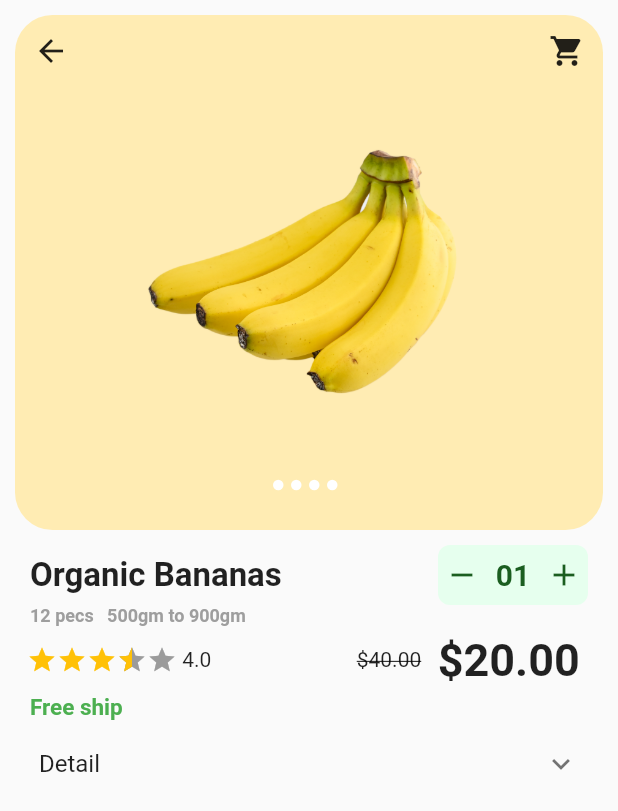
After one commit to CyberCadence/ecomerce_2, a Flutter app: the ProductDetailScreen screen opened directly, on a phone screen of 412 x 824 dp. The commit adds this screen. Shown: the top 811 px of the screen. Run offline on Flutter 3.47's test engine with Material 2 defaults, Android fonts, the phone set to English and light mode, and no system bars; drawn by our look-alikes of flutter_rating_bar; our stand-ins replace get, lottie.

Commit message:
productdetail,bottombar ashok

```diff
--- a/lib/View/authScreen/loginpage.dart
+++ b/lib/View/authScreen/loginpage.dart
@@ -1,9 +1,16 @@
+
+
 import 'package:ecomerce_2/View/authScreen/authwidgets/authtextfeild.dart';
+import 'package:ecomerce_2/View/mainScreen/mainscreen.dart';
+import 'package:ecomerce_2/View/productdetailscreen/productdetailscreen.dart';
 import 'package:flutter/material.dart';
+import 'package:get/get.dart';
 
 class LoginPage extends StatelessWidget {
-  LoginPage({Key? key}) : super(key: key);
+
+  LoginPage({Key? key,}) : super(key: key);
   bool value = true;
+
 
   @override
   Widget build(BuildContext context) {
@@ -47,7 +54,9 @@ class LoginPage extends StatelessWidget {
                 ],
               ),
             ),
-            Container(
+            InkWell(
+              onTap: (){Get.to(()=> MainScreen());},
+              child: Container(
                       margin: EdgeInsets.only(bottom: h/40,top: 25),
                       alignment: Alignment.center,
                       height: 42,
@@ -59,6 +68,7 @@ class LoginPage extends StatelessWidget {
                     fontSize: 20,
                     color: Colors.white,
                     fontWeight: FontWeight.bold)),
+                    ),
             )
           ],
         );
--- /dev/null
+++ b/lib/View/categoryScreen/categoryscreen.dart
@@ -0,0 +1,11 @@
+import 'package:flutter/material.dart';
+class CategoryScreen extends StatelessWidget {
+  const CategoryScreen({Key? key}) : super(key: key);
+
+  @override
+  Widget build(BuildContext context) {
+    return Container(
+      child: Text("data"),
+    );
+  }
+}
--- a/lib/View/favroteScreen/favscreen.dart
+++ b/lib/View/favroteScreen/favscreen.dart
@@ -0,0 +1,10 @@
+import 'package:flutter/material.dart';
+
+class FavScreen extends StatelessWidget {
+  const FavScreen({Key? key}) : super(key: key);
+
+  @override
+  Widget build(BuildContext context) {
+    return Container();
+  }
+}
--- a/lib/View/homescreen/homescreen.dart
+++ b/lib/View/homescreen/homescreen.dart
@@ -0,0 +1,10 @@
+import 'package:flutter/material.dart';
+
+class HomeScreen extends StatelessWidget {
+  const HomeScreen({Key? key}) : super(key: key);
+
+  @override
+  Widget build(BuildContext context) {
+    return Container();
+  }
+}
--- a/lib/View/mainScreen/mainscreen.dart
+++ b/lib/View/mainScreen/mainscreen.dart
@@ -0,0 +1,46 @@
+import 'package:ecomerce_2/View/categoryScreen/categoryscreen.dart';
+import 'package:ecomerce_2/View/favroteScreen/favscreen.dart';
+import 'package:ecomerce_2/View/homescreen/homescreen.dart';
+import 'package:ecomerce_2/View/profileScreen/profilescreen.dart';
+import 'package:ecomerce_2/controller/mainscreencontroller/mainscreencontroller.dart';
+import 'package:flutter/material.dart';
+import 'package:get/get.dart';
+import 'package:get/get_core/src/get_main.dart';
+import 'package:get/get_instance/get_instance.dart';
+
+class MainScreen extends StatelessWidget {
+  final controller = Get.put(MainscreenController());
+   MainScreen({Key? key}) : super(key: key);
+  List pages = [
+    HomeScreen(),
+    CategoryScreen(),
+    FavScreen(),
+    ProfileScreen(),
+  ];
+
+  @override
+  Widget build(BuildContext context) {
+    return Obx((){
+      return Scaffold(
+      appBar: AppBar(
+        backgroundColor: Colors.transparent,
+        elevation: 0,
+      ),
+      body: pages[controller.index.value],
+      bottomNavigationBar: BottomNavigationBar(
+        currentIndex: controller.index.value,
+        selectedItemColor: Colors.green,
+        onTap: controller.ontap,
+        type: BottomNavigationBarType.fixed,
+        iconSize: 18,
+        items: const<BottomNavigationBarItem> [
+
+        BottomNavigationBarItem(icon: Icon(Icons.home_outlined),label: "home"),
+        BottomNavigationBarItem(icon: Icon(Icons.search_outlined),label: "search"),
+         BottomNavigationBarItem(icon: Icon(Icons.favorite_border),label: "fav"),
+         BottomNavigationBarItem(icon: Icon(Icons.person_outlined),label: "profile")
+      ]),
+    );
+    });
+  }
+}
--- a/lib/View/onboardScreen/onboardscreen.dart
+++ b/lib/View/onboardScreen/onboardscreen.dart
@@ -171,7 +171,7 @@ class PageThree extends StatelessWidget {
           constants.height1,
            NormalButton(
             onPressed: (){
-              Get.offAll(const AuthScreen());
+              Get.offAll(()=> const AuthScreen());
             },
             text: 'Get Started',
             color: Colors.green,
--- /dev/null
+++ b/lib/View/productdetailscreen/productdetailscreen.dart
@@ -0,0 +1,217 @@
+import 'package:flutter/material.dart';
+import 'package:flutter_rating_bar/flutter_rating_bar.dart';
+
+class ProductDetailScreen extends StatelessWidget {
+   ProductDetailScreen({Key? key}) : super(key: key);
+
+  List<int> index =[1,2,3,4];
+   List<int> pindex =[1,2,3,4];
+
+  @override
+  Widget build(BuildContext context) {
+    final h = MediaQuery.of(context).size.height;
+    final w = MediaQuery.of(context).size.width;
+    return Scaffold(
+      body: SafeArea(
+        child: Container(
+          height: h,
+          width: w,
+          margin: const EdgeInsets.symmetric(horizontal: 10, vertical: 10),
+          child: SingleChildScrollView(
+            child: Column(
+              crossAxisAlignment: CrossAxisAlignment.start,
+              children: [
+                Container(
+                  alignment: Alignment.center,
+                  height: h / 2.4,
+                  decoration: BoxDecoration(
+                      color: Colors.amber.shade100,
+                      borderRadius: BorderRadius.circular(25)),
+                  child: Column(
+                    children: [
+                      Row(
+                        mainAxisAlignment: MainAxisAlignment.spaceBetween,
+                        children: [
+                          IconButton(
+                            onPressed: () {},
+                            icon: const Icon(
+                              Icons.arrow_back,
+                            ),
+                            splashRadius: 20,
+                          ),
+                          IconButton(
+                            onPressed: () {},
+                            icon: Icon(Icons.shopping_cart),
+                            splashRadius: 20,
+                          )
+                        ],
+                      ),
+                      Expanded(
+                        child: PageView.builder(
+                            itemCount: pindex.length,
+                            itemBuilder: (c, i) {
+                              return Center(
+                                  child:
+                                      Image.asset("assets/images/banana.png"));
+                            }),
+                      ),
+                     Padding(
+                       padding: const EdgeInsets.only(bottom: 20),
+                       child: SizedBox(
+                        height: 20,
+                        width: double.infinity,
+                         child: Center(
+                           child: ListView.builder(
+                            physics: NeverScrollableScrollPhysics(),
+                            shrinkWrap: true,
+                            scrollDirection: Axis.horizontal,
+                            itemCount: index.length,
+                            itemBuilder: (c,i){
+                              return Container(
+
+                                margin: EdgeInsets.only(right: 5),
+                                height: 7,
+                                width: 7,
+                                decoration:  BoxDecoration(
+                                  shape: BoxShape.circle,
+                                 // borderRadius: BorderRadius.all(Radius.circular(50)),
+                                  color: pindex[i]==index[i]?Colors.white:Colors.grey
+                                ),
+                              );
+                            }),
+                         ),
+                       ),
+                     )
+                    ],
+                  ),
+                ),
+                SizedBox(
+                  height: 10,
+                ),
+                Padding(
+                  padding: EdgeInsets.symmetric(horizontal: 10),
+                  child: Row(
+                    mainAxisAlignment: MainAxisAlignment.spaceBetween,
+                    children: [
+                      Text("Organic Bananas",
+                          style: TextStyle(
+                              fontWeight: FontWeight.bold, fontSize: 22)),
+                      Container(
+                        height: 40,
+                        width: 100,
+                        padding: EdgeInsets.symmetric(horizontal: 4),
+                        decoration: BoxDecoration(
+                            color: Color(0XFFE6FFEE),
+                            borderRadius: BorderRadius.circular(8)),
+                        child: Row(
+                          crossAxisAlignment: CrossAxisAlignment.center,
+                          mainAxisAlignment: MainAxisAlignment.spaceBetween,
+                          children: [
+                            Icon(
+                              Icons.remove,
+                              color: Colors.green.shade900,
+                            ),
+                            Text(
+                              "01",
+                              style: TextStyle(
+                                  fontWeight: FontWeight.bold,
+                                  fontSize: 20,
+                                  color: Colors.green.shade900),
+                            ),
+                            Icon(
+                              Icons.add,
+                              color: Colors.green.shade900,
+                            ),
+                          ],
+                        ),
+                      ),
+                    ],
+                  ),
+                ),
+                const Padding(
+                  padding: EdgeInsets.symmetric(
+                    horizontal: 10,
+                  ),
+                  child: Text(
+                    "12 pecs   500gm to 900gm",
+                    style: TextStyle(
+                        fontSize: 12,
+                        color: Colors.grey,
+                        fontWeight: FontWeight.bold),
+                  ),
+                ),
+                Padding(
+                  padding:
+                      const EdgeInsets.symmetric(horizontal: 8, vertical: 5),
+                  child: Row(
+                      mainAxisAlignment: MainAxisAlignment.spaceBetween,
+                      children: [
+                        Row(
+                          children: [
+                            RatingBar.builder(
+                              allowHalfRating: true,
+                              initialRating: 3.5,
+                              glowColor: Colors.amber,
+                              itemSize: 20,
+                              itemBuilder: (c, i) => Icon(
+                                Icons.star,
+                                color: Colors.amber,
+                              ),
+                              onRatingUpdate: (d) {},
+                            ),
+                            Text(" 4.0")
+                          ],
+                        ),
+                        Row(
+                          children: const [
+                            Text(
+                              "\$40.00 ",
+                              style: TextStyle(
+                                  decoration: TextDecoration.lineThrough),
+                            ),
+                            Text(
+                              " \$20.00 ",
+                              style: TextStyle(
+                                  fontSize: 30, fontWeight: FontWeight.bold),
+                            )
+                          ],
+                        )
+                      ]),
+                ),
+                const Padding(
+                  padding: EdgeInsets.symmetric(horizontal: 10),
+                  child: Text(
+                    "Free ship",
+                    style: TextStyle(
+                        fontSize: 15,
+                        fontWeight: FontWeight.bold,
+                        color: Colors.green),
+                  ),
+                ),
+                Theme(
+                  data: Theme.of(context)
+                      .copyWith(dividerColor: Colors.transparent),
+                  child: ExpansionTile(
+                    title: Text("Detail"),
+                    children: [
+                      Padding(
+                        padding: const EdgeInsets.symmetric(horizontal: 10,vertical: 5),
+                        child: Wrap(
+                          children: [
+                            Text(
+                              "In academic writing, readers expect each paragraph to have a sentence or two that captures its main point. They’re often called “topic sentences,” though many writing instructors prefer to call them “key sentences.” There are at least two downsides of the phrase “topic sentence.” First, it makes it seem like the paramount job of that sentence is simply to announce the topic of the paragraph. Second, it makes it seem like the topic sentence must always be a single grammatical sentence. Calling it a “key sentence” reminds us that it expresses the central idea of the paragraph. And sometimes a question or a two-sentence construction functions as the key.",
+                            ),
+                          ],
+                        ),
+                      ),
+                    ],
+                  ),
+                )
+              ],
+            ),
+          ),
+        ),
+      ),
+    );
+  }
+}
--- a/lib/View/profileScreen/profilescreen.dart
+++ b/lib/View/profileScreen/profilescreen.dart
@@ -0,0 +1,10 @@
+import 'package:flutter/material.dart';
+
+class ProfileScreen extends StatelessWidget {
+  const ProfileScreen({Key? key}) : super(key: key);
+
+  @override
+  Widget build(BuildContext context) {
+    return Container();
+  }
+}
--- /dev/null
+++ b/lib/controller/mainscreencontroller/mainscreencontroller.dart
@@ -0,0 +1,11 @@
+
+
+import 'package:get/get.dart';
+
+class MainscreenController extends GetxController{
+  var index = 0.obs;
+
+  void ontap(int i){
+    index.value = i;
+  }
+}
--- a/lib/main.dart
+++ b/lib/main.dart
@@ -3,9 +3,5 @@ import 'package:flutter/material.dart';
 import 'package:get/get.dart';
 
 void main() {
-<<<<<<< HEAD
   runApp(const GetMaterialApp(home: OnBoardScreen(),));
-=======
-  runApp(MaterialApp(home: OnBoardScreen()));
->>>>>>> 6eac9bd55bc026e0741c08fcf53630a834c03537
 }
--- a/pubspec.yaml
+++ b/pubspec.yaml
@@ -32,6 +32,7 @@ dependencies:
     sdk: flutter
   get: ^4.6.5
   lottie: ^1.3.0
+  flutter_rating_bar: ^4.0.1
 
 dev_dependencies:
 
```
Also changed, not shown: assets/images/banana.png (added), pubspec.lock. Lines whose indentation alone changed are shown as unchanged.
